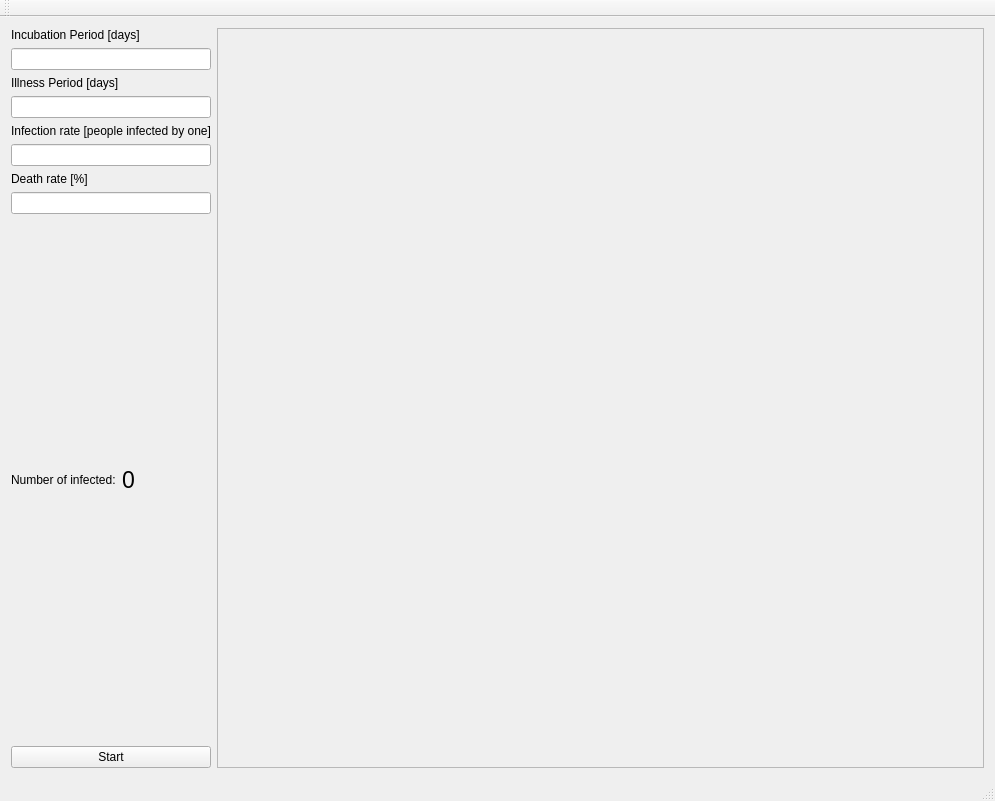
Before: the Qt Designer form mainwindow.ui in Rufledore/Game_Of_Life, drawn with Qt 5.
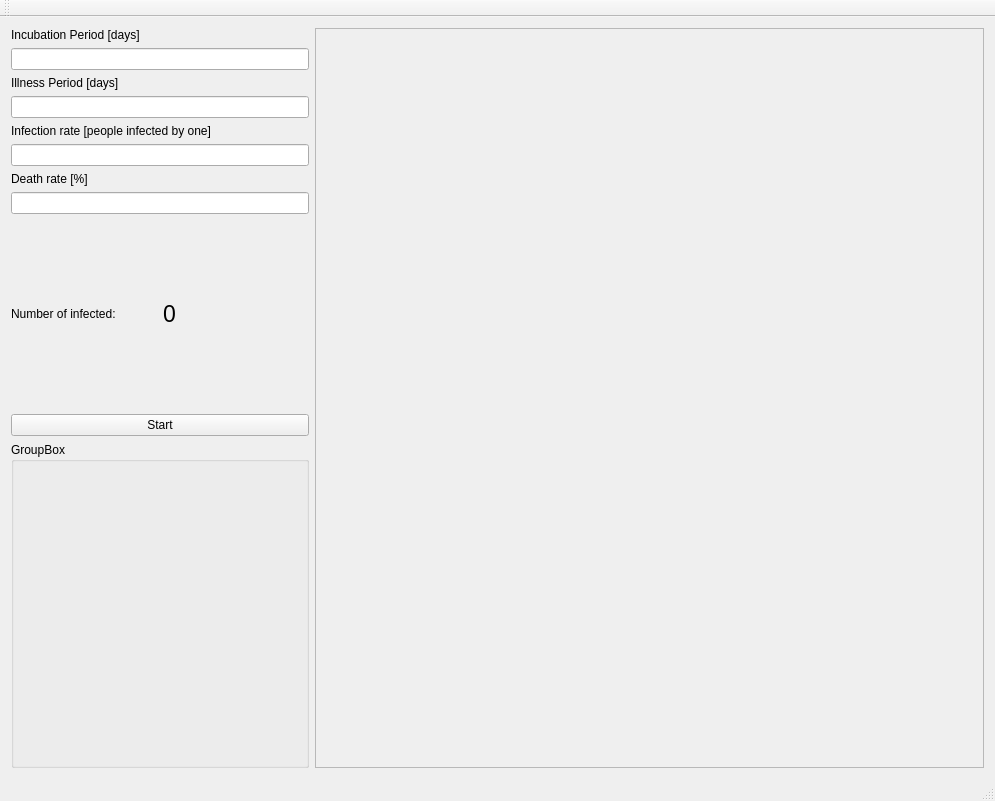
After: the same form once the commit is applied.

Commit message: Added RandomGenerator class

What changed in the file:
```diff
--- a/mainwindow.ui
+++ b/mainwindow.ui
@@ -14,7 +14,9 @@
    <string>MainWindow</string>
   </property>
   <widget class="QWidget" name="centralWidget">
-   <layout class="QHBoxLayout" name="horizontalLayout_2" stretch="1,10">
+   <layout class="QHBoxLayout" name="horizontalLayout_2" stretch="4,9">
+    <item>
+     <layout class="QVBoxLayout" name="verticalLayout_2" stretch="10,8">
     <item>
      <layout class="QVBoxLayout" name="verticalLayout">
       <item>
@@ -111,6 +113,25 @@
         <property name="text">
          <string>Start</string>
         </property>
+         </widget>
+        </item>
+       </layout>
+      </item>
+      <item>
+       <widget class="QGroupBox" name="groupBox">
+        <property name="title">
+         <string>GroupBox</string>
+        </property>
+        <widget class="QWidget" name="widget" native="true">
+         <property name="geometry">
+          <rect>
+           <x>9</x>
+           <y>29</y>
+           <width>161</width>
+           <height>271</height>
+          </rect>
+         </property>
+        </widget>
        </widget>
       </item>
      </layout>
```
Lines whose indentation alone changed are shown as unchanged. The commit also changes 3 other files.
